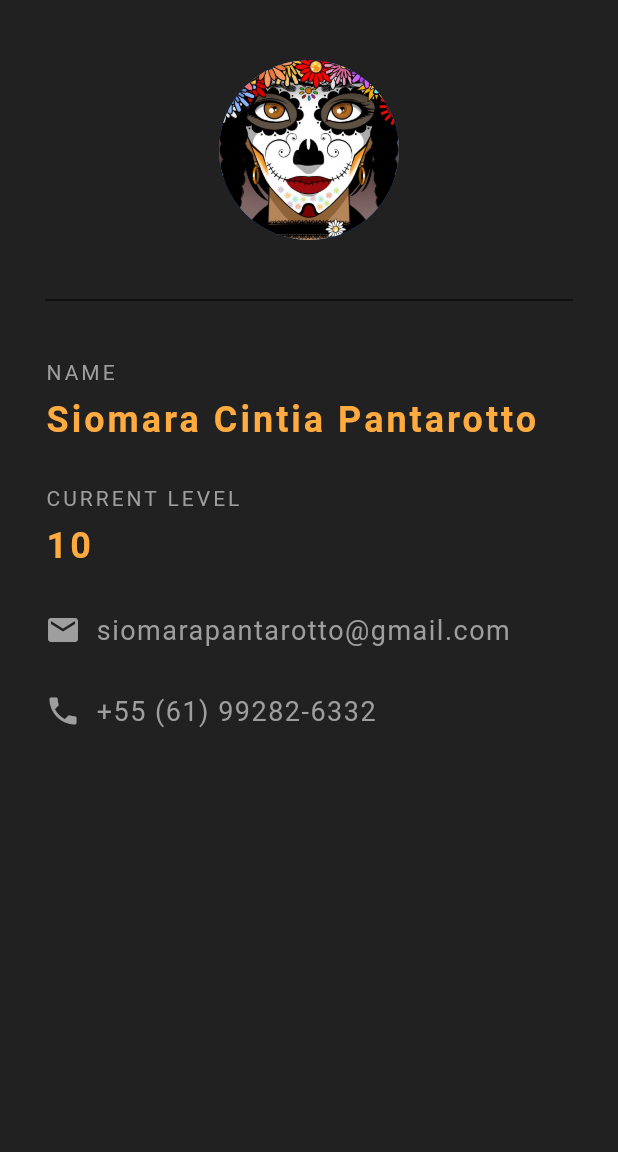
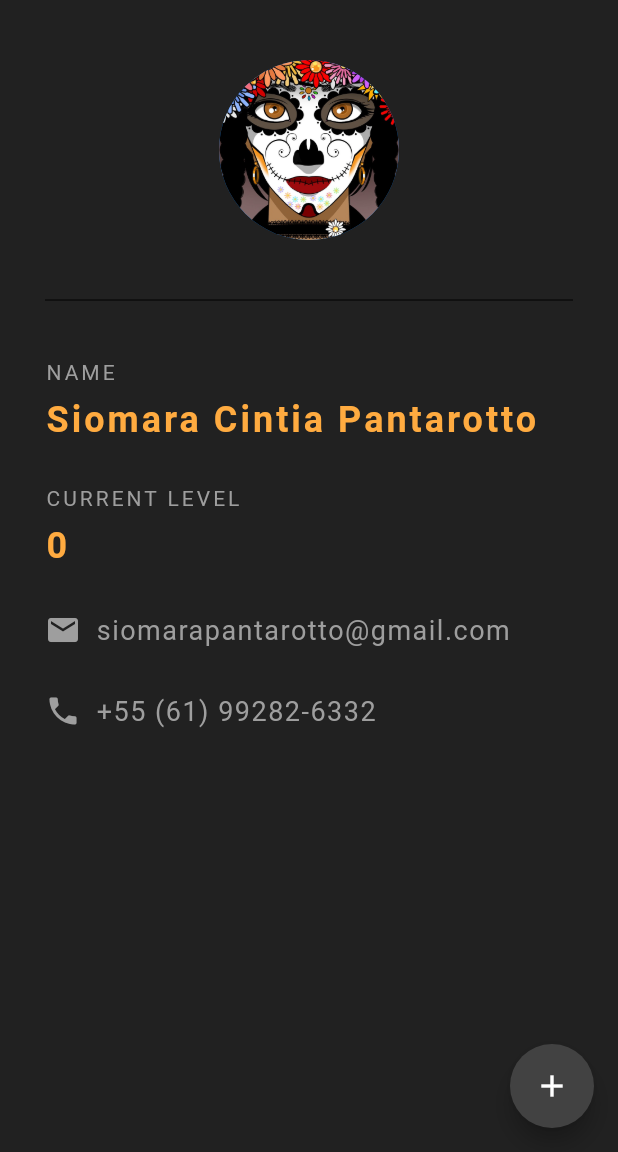
Before and after one commit to siomarapantarotto/flutter-id-card, a Flutter app: the screen it shows after launch, on a phone screen of 412 x 824 dp, the part 84-1236 px from its top. Run offline on Flutter 3.47's test engine with Material 2 defaults, Android fonts, the phone set to English and light mode, and no system bars.

Commit message:
Implement FloatingActionButton to increase contact level when clicked

```diff
--- a/lib/main.dart
+++ b/lib/main.dart
@@ -4,7 +4,15 @@ void main() => runApp(MaterialApp(
       home: ContactId(),
     ));
 
-class ContactId extends StatelessWidget {
+class ContactId extends StatefulWidget {
+  @override
+  State<ContactId> createState() => _ContactIdState();
+}
+
+class _ContactIdState extends State<ContactId> {
+
+  int contactLevel = 0;
+
   @override
   Widget build(BuildContext context) {
     return Scaffold(
@@ -14,6 +22,15 @@ class ContactId extends StatelessWidget {
         centerTitle: true,
         backgroundColor: Colors.grey[850],
         elevation: 0.0,
+      ),
+      floatingActionButton: FloatingActionButton(
+        onPressed: () {
+          setState(() {
+            contactLevel += 1;
+          });
+        },
+        child: const Icon(Icons.add),
+        backgroundColor: Colors.grey[800],
       ),
       body: Padding(
         padding: const EdgeInsets.fromLTRB(30.0, 40.0, 30.0, 0.0),
@@ -56,9 +73,9 @@ class ContactId extends StatelessWidget {
               ),
             ),
             const SizedBox(height: 10.0),
-            const Text(
-              '10',
-              style: TextStyle(
+            Text(
+              '$contactLevel',
+              style: const TextStyle(
                 color: Colors.orangeAccent,
                 letterSpacing: 2.0,
                 fontSize: 24.0,
```
